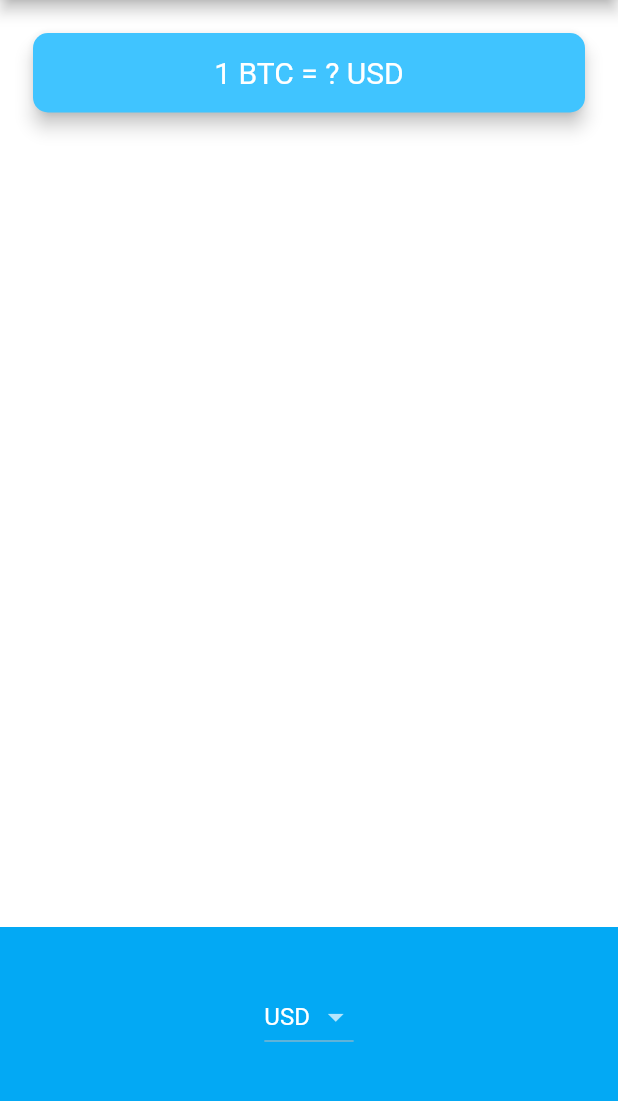
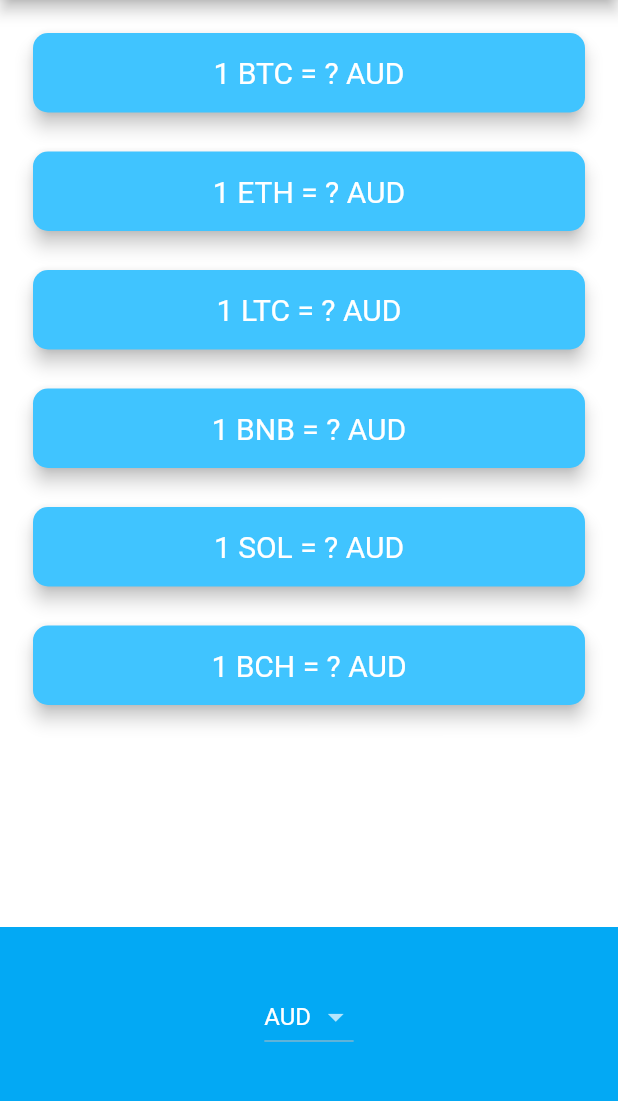
Before and after one commit to MikeAfegbua/crypto_ticker, a Flutter app: the screen it shows after launch, on a phone screen of 412 x 824 dp, the part 84-1185 px from its top. Run offline on Flutter 3.47's test engine with Material 2 defaults, Android fonts, the phone set to English and light mode, and no system bars; network calls fail.

Commit message:
complete project

```diff
--- a/lib/coin_data.dart
+++ b/lib/coin_data.dart
@@ -1,5 +1,11 @@
+// ignore_for_file: avoid_print
+
+import 'package:http/http.dart' as http;
+import 'dart:convert';
+
 const List<String> currenciesList = [
   'AUD',
+  'NGN',
   'BRL',
   'CAD',
   'CNY',
@@ -25,7 +31,34 @@ const List<String> currenciesList = [
 const List<String> cryptoList = [
   'BTC',
   'ETH',
+  'BNB',
   'LTC',
+  'SOL',
+  'BCH',
 ];
+const coinAPIURL = 'https://rest.coinapi.io/v1/exchangerate';
+const apiKey = 'YOUR-API-KEY-HERE';
 
-class CoinData {}
+class CoinData {
+  //CoinData(this.url);
+
+  Future getCoinData(String selectedCurrency) async {
+    Map<String, String> cryptoPrices = {};
+
+    for (String crypto in cryptoList) {
+      String url =
+          '$coinAPIURL/$crypto/$selectedCurrency?apikey=31016F05-6B44-479B-BD6C-FD9F0AD1FCAE';
+      http.Response response = await http.get(Uri.parse(url));
+      if (response.statusCode == 200) {
+        var data = jsonDecode(response.body);
+        double price = data['rate'];
+
+        cryptoPrices[crypto] = price.toStringAsFixed(0);
+      } else {
+        print(response.statusCode);
+        throw 'Problem with the get request';
+      }
+    }
+    return cryptoPrices;
+  }
+}
--- a/lib/price_screen.dart
+++ b/lib/price_screen.dart
@@ -12,7 +12,9 @@ class PriceScreen extends StatefulWidget {
 }
 
 class _PriceScreenState extends State<PriceScreen> {
-  String selectedCurrency = 'USD';
+  String selectedCurrency = 'AUD';
+  Map<String, String> coinValues = {};
+  CoinData coinData = CoinData(); // creating instance of coindata class
   // FUNCTION FOR ANDROID PICKER
 
   DropdownButton<String> androidDropdown() {
@@ -32,6 +34,7 @@ class _PriceScreenState extends State<PriceScreen> {
         setState(
           () {
             selectedCurrency = value.toString();
+            getData();
           },
         );
       },
@@ -51,10 +54,51 @@ class _PriceScreenState extends State<PriceScreen> {
       itemExtent: 32.0,
       onSelectedItemChanged: (selectedItem) {
         print(selectedItem);
+        // ignore: unused_local_variable
+        var selectedCurrency = selectedItem;
+        getData();
       },
       children: textList,
     );
   }
+
+  @override
+  void initState() {
+    super.initState();
+    getData();
+  }
+
+  bool isWaiting = false;
+
+  void getData() async {
+    isWaiting = true;
+    try {
+      var data = await coinData.getCoinData(selectedCurrency);
+      isWaiting = false;
+      //We can't await in a setState(). So you have to separate it out into two steps.
+      setState(() {
+        coinValues = data;
+      });
+    } catch (e) {
+      print(e);
+    }
+  }
+  //  Column makeCards() {
+//    List<CryptoCard> cryptoCards = [];
+//    for (String crypto in cryptoList) {
+//      cryptoCards.add(
+//        CryptoCard(
+//          cryptoCurrency: crypto,
+//          selectedCurrency: selectedCurrency,
+//          value: isWaiting ? '?' : coinValues[crypto],
+//        ),
+//      );
+//    }
+//    return Column(
+//      crossAxisAlignment: CrossAxisAlignment.stretch,
+//      children: cryptoCards,
+//    );
+//  }
 
   @override
   Widget build(BuildContext context) {
@@ -66,26 +110,34 @@ class _PriceScreenState extends State<PriceScreen> {
         mainAxisAlignment: MainAxisAlignment.spaceBetween,
         crossAxisAlignment: CrossAxisAlignment.stretch,
         children: [
-          Padding(
-            padding: const EdgeInsets.fromLTRB(18.0, 18.0, 18.0, 0),
-            child: Card(
-              color: Colors.lightBlueAccent,
-              elevation: 5.0,
-              shape: RoundedRectangleBorder(
-                borderRadius: BorderRadius.circular(10.0),
-              ),
-              child: const Padding(
-                padding: EdgeInsets.symmetric(vertical: 15.0, horizontal: 28.0),
-                child: Text(
-                  '1 BTC = ? USD',
-                  textAlign: TextAlign.center,
-                  style: TextStyle(
-                    fontSize: 20.0,
-                    color: Colors.white,
-                  ),
-                ),
-              ),
-            ),
+          Column(
+            crossAxisAlignment: CrossAxisAlignment.stretch,
+            children: [
+              CryptoCard(
+                  value: isWaiting ? '?' : coinValues['BTC'],
+                  selectedCurrency: selectedCurrency,
+                  cryptoCurrency: 'BTC'),
+              CryptoCard(
+                  value: isWaiting ? '?' : coinValues['ETH'],
+                  selectedCurrency: selectedCurrency,
+                  cryptoCurrency: 'ETH'),
+              CryptoCard(
+                  value: isWaiting ? '?' : coinValues['LTC'],
+                  selectedCurrency: selectedCurrency,
+                  cryptoCurrency: 'LTC'),
+              CryptoCard(
+                  value: isWaiting ? '?' : coinValues['BNB'],
+                  selectedCurrency: selectedCurrency,
+                  cryptoCurrency: 'BNB'),
+              CryptoCard(
+                  value: isWaiting ? '?' : coinValues['SOL'],
+                  selectedCurrency: selectedCurrency,
+                  cryptoCurrency: 'SOL'),
+              CryptoCard(
+                  value: isWaiting ? '?' : coinValues['BCH'],
+                  selectedCurrency: selectedCurrency,
+                  cryptoCurrency: 'BCH'),
+            ],
           ),
           Container(
             height: 150.0,
@@ -99,3 +151,40 @@ class _PriceScreenState extends State<PriceScreen> {
     );
   }
 }
+
+class CryptoCard extends StatelessWidget {
+  // ignore: use_key_in_widget_constructors
+  const CryptoCard(
+      {required this.value,
+      required this.selectedCurrency,
+      required this.cryptoCurrency});
+
+  final String? value;
+  final String selectedCurrency;
+  final String cryptoCurrency;
+
+  @override
+  Widget build(BuildContext context) {
+    return Padding(
+      padding: const EdgeInsets.fromLTRB(18.0, 18.0, 18.0, 0),
+      child: Card(
+        color: Colors.lightBlueAccent,
+        elevation: 5.0,
+        shape: RoundedRectangleBorder(
+          borderRadius: BorderRadius.circular(10.0),
+        ),
+        child: Padding(
+          padding: const EdgeInsets.symmetric(vertical: 15.0, horizontal: 28.0),
+          child: Text(
+            '1 $cryptoCurrency = $value $selectedCurrency',
+            textAlign: TextAlign.center,
+            style: const TextStyle(
+              fontSize: 20.0,
+              color: Colors.white,
+            ),
+          ),
+        ),
+      ),
+    );
+  }
+}
--- a/pubspec.yaml
+++ b/pubspec.yaml
@@ -34,6 +34,7 @@ dependencies:
   # The following adds the Cupertino Icons font to your application.
   # Use with the CupertinoIcons class for iOS style icons.
   cupertino_icons: ^1.0.2
+  http: ^0.13.4
 
 dev_dependencies:
   flutter_test:
```
Also changed, not shown: pubspec.lock.
